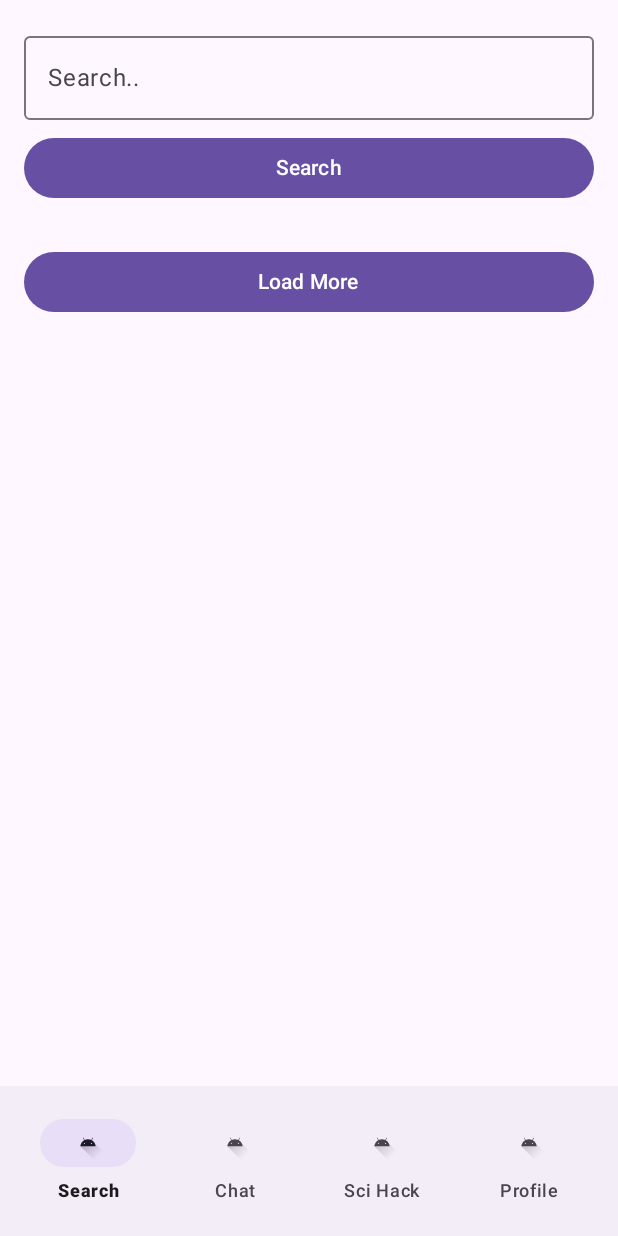
After one commit to QuanyshK/Oqu_Toqu, an Android app built with Jetpack Compose: the ScholarFragment screen opened through its navigation route, on a phone screen of 412 x 824 dp. The commit adds this screen. Run offline under Robolectric (Android 15) with nearby library versions, the phone set to English and light mode, and no system bars; our stand-ins replace Firebase (no records; nobody signed in at launch, a user with empty details on screens opened directly), Room's generated code, navigation-ui; network calls fail.

Commit message:
Google Scholar(Serp API)

```diff
--- a/OquToqu/app/src/main/java/com/example/oqutoqu/App.kt
+++ b/OquToqu/app/src/main/java/com/example/oqutoqu/App.kt
@@ -17,7 +17,8 @@ class App : Application() {
             authModule,
             profileModule,
             scienceModule,
-                chatModule
+                chatModule,
+                scholarModule
             )
         }
     }
--- /dev/null
+++ b/OquToqu/app/src/main/java/com/example/oqutoqu/view/fragment/ScholarFragment.kt
@@ -0,0 +1,23 @@
+package com.example.oqutoqu.view.fragment
+
+import android.os.Bundle
+import android.view.LayoutInflater
+import android.view.View
+import android.view.ViewGroup
+import androidx.compose.ui.platform.ComposeView
+import androidx.fragment.app.Fragment
+
+class ScholarFragment : Fragment() {
+
+    override fun onCreateView(
+        inflater: LayoutInflater,
+        container: ViewGroup?,
+        savedInstanceState: Bundle?
+    ): View {
+        return ComposeView(requireContext()).apply {
+            setContent {
+                ScholarScreen()
+            }
+        }
+    }
+}
--- /dev/null
+++ b/OquToqu/app/src/main/java/com/example/oqutoqu/view/fragment/ScholarScreen.kt
@@ -0,0 +1,115 @@
+package com.example.oqutoqu.view.fragment
+
+import androidx.compose.foundation.clickable
+import androidx.compose.foundation.layout.*
+import androidx.compose.foundation.lazy.LazyColumn
+import androidx.compose.foundation.lazy.items
+import androidx.compose.material3.*
+import androidx.compose.runtime.*
+import androidx.compose.ui.Alignment
+import androidx.compose.ui.Modifier
+import androidx.compose.ui.platform.LocalClipboardManager
+import androidx.compose.ui.text.AnnotatedString
+import androidx.compose.ui.text.style.TextOverflow
+import androidx.compose.ui.unit.dp
+import com.example.oqutoqu.viewmodel.ScholarViewModel
+import org.koin.androidx.compose.koinViewModel
+
+@Composable
+fun ScholarScreen(viewModel: ScholarViewModel = koinViewModel()) {
+    val items by viewModel.items.collectAsState()
+    val isLoading by viewModel.isLoading.collectAsState()
+
+    var query by remember { mutableStateOf("") }
+
+    Column(
+        modifier = Modifier
+            .fillMaxSize()
+            .padding(16.dp)
+    ) {
+
+        OutlinedTextField(
+            value = query,
+            onValueChange = { query = it },
+            label = { Text("Search..") },
+            modifier = Modifier.fillMaxWidth()
+        )
+
+        Spacer(modifier = Modifier.height(8.dp))
+
+        Button(
+            onClick = {
+                if (query.isNotBlank()) {
+                    viewModel.search(query.trim(), page = 0)
+                }
+            },
+            modifier = Modifier.fillMaxWidth()
+        ) {
+            Text("Search")
+        }
+
+        Spacer(modifier = Modifier.height(16.dp))
+
+        if (isLoading && items.isEmpty()) {
+            CircularProgressIndicator(modifier = Modifier.align(Alignment.CenterHorizontally))
+        } else {
+            LazyColumn(
+                modifier = Modifier.weight(1f)
+            ) {
+                items(items) { item ->
+                    Card(
+                        modifier = Modifier
+                            .fillMaxWidth()
+                            .padding(vertical = 4.dp),
+                        elevation = CardDefaults.cardElevation(4.dp)
+                    ) {
+                        Column(modifier = Modifier.padding(16.dp)) {
+                            Text(item.title ?: "Without Title", style = MaterialTheme.typography.titleMedium)
+                            item.authors?.let {
+                                Text(it, style = MaterialTheme.typography.bodySmall)
+                            }
+                            item.snippet?.let {
+                                Text(it, style = MaterialTheme.typography.bodySmall)
+                            }
+                            val clipboardManager = LocalClipboardManager.current
+
+                            item.doi?.let { doi ->
+                                Text(
+                                    text = "DOI: $doi",
+                                    style = MaterialTheme.typography.labelSmall,
+                                    maxLines = 1,
+                                    overflow = TextOverflow.Ellipsis,
+                                    modifier = Modifier
+                                        .clickable {
+                                            clipboardManager.setText(AnnotatedString(doi))
+                                        }
+                                )
+                            }
+                        }
+                    }
+                }
+
+                item {
+                    Spacer(modifier = Modifier.height(12.dp))
+
+                    Button(
+                        onClick = { viewModel.loadNextPage() },
+                        modifier = Modifier.fillMaxWidth(),
+                        enabled = !isLoading
+                    ) {
+                        if (isLoading) {
+                            CircularProgressIndicator(
+                                modifier = Modifier.size(20.dp),
+                                strokeWidth = 2.dp
+                            )
+                        } else {
+                            Text("Load More")
+                        }
+                    }
+
+                    Spacer(modifier = Modifier.height(12.dp))
+                }
+            }
+        }
+    }
+}
--- /dev/null
+++ b/OquToqu/app/src/main/java/com/example/oqutoqu/viewmodel/ScholarViewModel.kt
@@ -0,0 +1,49 @@
+package com.example.oqutoqu.viewmodel
+
+import androidx.lifecycle.ViewModel
+import androidx.lifecycle.viewModelScope
+import com.example.domain.model.ScholarItem
+import com.example.domain.repository.ScholarRepository
+import kotlinx.coroutines.flow.MutableStateFlow
+import kotlinx.coroutines.flow.StateFlow
+import kotlinx.coroutines.launch
+
+class ScholarViewModel(
+    private val repository: ScholarRepository
+) : ViewModel() {
+
+    private val _items = MutableStateFlow<List<ScholarItem>>(emptyList())
+    val items: StateFlow<List<ScholarItem>> get() = _items
+
+    private val _isLoading = MutableStateFlow(false)
+    val isLoading: StateFlow<Boolean> get() = _isLoading
+
+    private var currentPage = 0
+    private var currentQuery: String = ""
+
+    fun search(query: String, page: Int = 0) {
+        currentQuery = query
+        currentPage = page
+
+        viewModelScope.launch {
+            _isLoading.value = true
+            try {
+                val result = repository.searchScholar(query, page)
+                if (page == 0) {
+                    _items.value = result
+                } else {
+                    _items.value = _items.value + result
+                }
+            } catch (e: Exception) {
+                if (page == 0) _items.value = emptyList()
+            } finally {
+                _isLoading.value = false
+            }
+        }
+    }
+
+    fun loadNextPage() {
+        if (_isLoading.value) return
+        search(currentQuery, currentPage + 1)
+    }
+}
--- a/OquToqu/app/src/main/res/menu/bottom_nav_menu.xml
+++ b/OquToqu/app/src/main/res/menu/bottom_nav_menu.xml
@@ -1,7 +1,7 @@
 <?xml version="1.0" encoding="utf-8"?>
 <menu xmlns:android="http://schemas.android.com/apk/res/android">
     <item
-        android:id="@+id/search"
+        android:id="@+id/scholarFragment"
         android:icon="@drawable/ic_launcher_foreground"
         android:title="Search" />
     <item
--- a/OquToqu/app/src/main/res/navigation/nav_graph.xml
+++ b/OquToqu/app/src/main/res/navigation/nav_graph.xml
@@ -40,5 +40,9 @@
         android:name="com.example.oqutoqu.view.fragment.ChatFragment"
         android:label="fragment_chat"
 />
+    <fragment
+        android:id="@+id/scholarFragment"
+        android:name="com.example.oqutoqu.view.fragment.ScholarFragment"
+        android:label="ScholarFragment" />
 
 </navigation>
--- /dev/null
+++ b/OquToqu/data/src/main/java/com/example/data/model/PublicationInfo.kt
@@ -0,0 +1,5 @@
+package com.example.data.model
+
+data class PublicationInfo(
+    val summary: String?
+)
--- /dev/null
+++ b/OquToqu/data/src/main/java/com/example/data/model/ScholarResponse.kt
@@ -0,0 +1,6 @@
+package com.example.data.model
+
+
+data class ScholarResponse(
+    val organic_results: List<ScholarResult>
+)
```
Also changed, not shown: OquToqu/app/src/main/java/com/example/oqutoqu/di/OquModule.kt (+21 -0 lines), OquToqu/data/src/main/java/com/example/data/model/ScholarResult.kt (added, +9 -0 lines), OquToqu/data/src/main/java/com/example/data/repository/ScholarRepositoryImpl.kt (added, +16 -0 lines), OquToqu/data/src/main/java/com/example/data/source/remote/ScholarApi.kt (added, +14 -0 lines), OquToqu/data/src/main/java/com/example/data/source/remote/ScholarRemoteSource.kt (added, +34 -0 lines), OquToqu/domain/src/main/java/com/example/domain/model/ScholarItem.kt (added, +10 -0 lines), OquToqu/domain/src/main/java/com/example/domain/repository/ScholarRepository.kt (added, +7 -0 lines), 1 other file.
